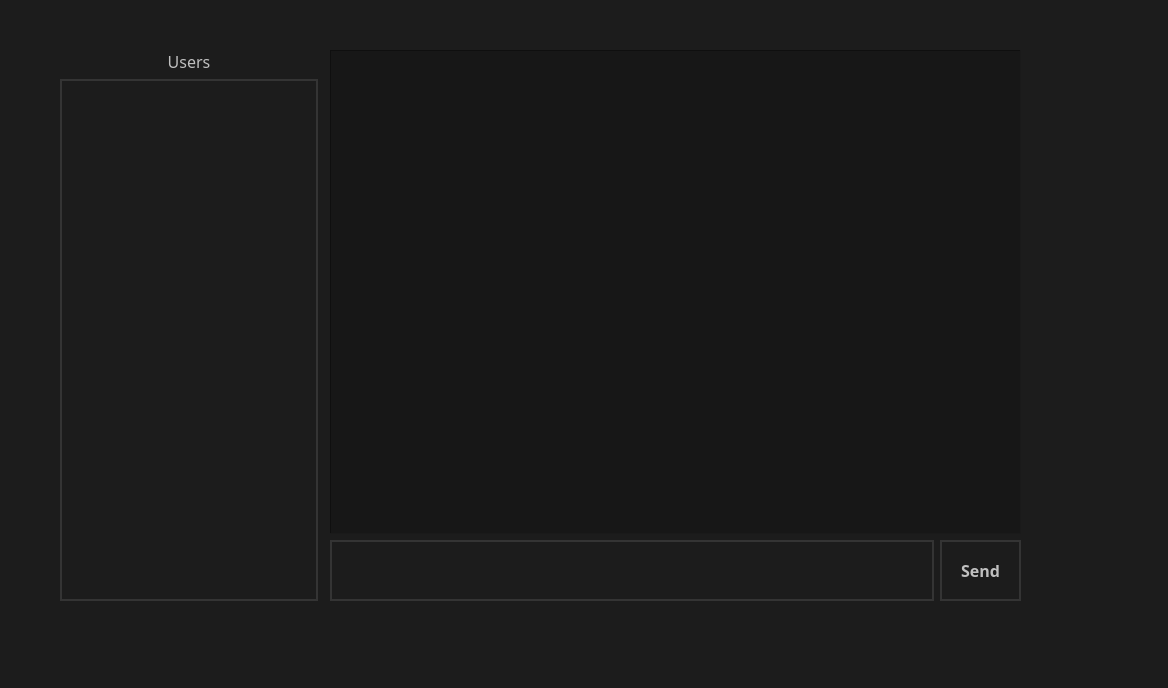
HyperDarkmoon/TVEmpire, file chatbox.ui: the form before one commit.
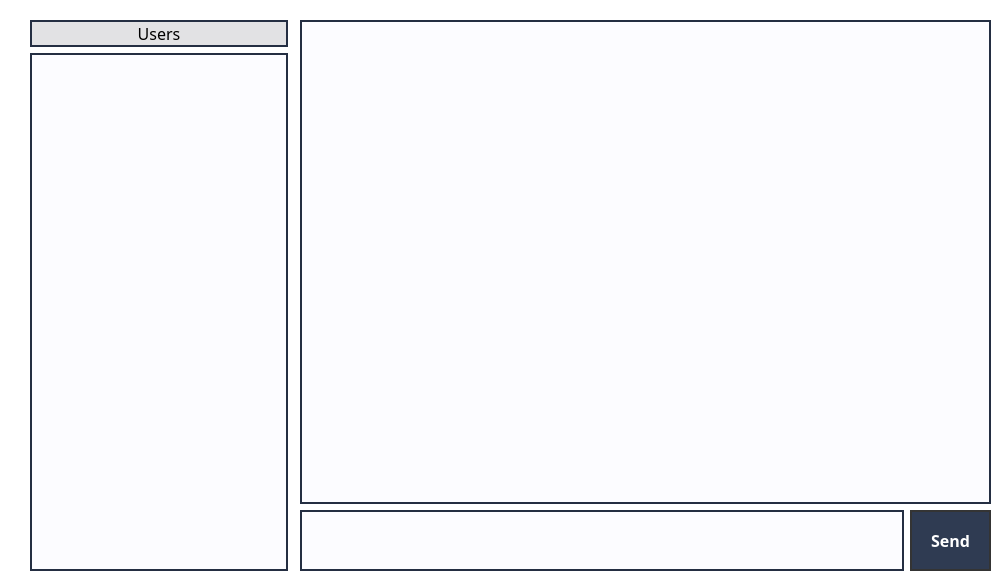
The form after the commit.

```diff
--- a/chatbox.ui
+++ b/chatbox.ui
@@ -6,21 +6,21 @@
    <rect>
     <x>0</x>
     <y>0</y>
-    <width>1168</width>
-    <height>688</height>
+    <width>1003</width>
+    <height>578</height>
    </rect>
   </property>
   <property name="windowTitle">
    <string>Form</string>
   </property>
   <property name="styleSheet">
-   <string notr="true">background: rgb(28, 28, 28);</string>
+   <string notr="true">#ChatBox{background:white;}</string>
   </property>
   <widget class="QWidget" name="CentralWidget" native="true">
    <property name="geometry">
     <rect>
-     <x>60</x>
-     <y>50</y>
+     <x>30</x>
+     <y>20</y>
      <width>961</width>
      <height>551</height>
     </rect>
@@ -54,7 +54,14 @@
         </font>
        </property>
        <property name="styleSheet">
-        <string notr="true">color: silver;</string>
+        <string notr="true">#label_2 {
+    background-color: #E2E2E4; /* Background color set to E0E0E1 */
+    color: SOLID BLACK; /* Text color */
+    border-width: 2px;
+    border-style: solid;
+    border-color: #242E42; /* Border color */
+}
+</string>
        </property>
        <property name="text">
         <string>Users</string>
@@ -73,11 +80,14 @@
         </size>
        </property>
        <property name="styleSheet">
-        <string notr="true">color: silver;
-border-width: 2px;
-border-style: solid;
-border-color: rgb(52, 52, 52);
-padding: 2px;</string>
+        <string notr="true">#Users_2 {
+    background-color: #FCFCFF; /* White background */
+    border-width: 2px;
+    border-style: solid;
+    border-color: #242E42;
+    padding: 2px;
+}
+</string>
        </property>
        <property name="frameShape">
         <enum>QFrame::Panel</enum>
@@ -99,7 +109,15 @@
      <item>
       <widget class="QListWidget" name="Chat">
        <property name="styleSheet">
-        <string notr="true">background-color: rgb(23, 23, 23)</string>
+        <string notr="true">
+
+#Chat {
+    background-color: #FCFCFF; /* Background color for #chat */
+    border-width: 2px;
+    border-style: solid;
+    border-color: #242E42; /* Same border color as other elements */
+}
+</string>
        </property>
        <property name="frameShape">
         <enum>QFrame::Panel</enum>
@@ -144,12 +162,14 @@
           </font>
          </property>
          <property name="styleSheet">
-          <string notr="true">color: silver;
+          <string notr="true">
+background-color:#FCFCFF;
+color: #242E42;
 selection-color: none;
 
 border-width: 2px;
 border-style: solid;
-border-color: rgb(52, 52, 52);
+border-color: #242E42;
 padding: 2px;</string>
          </property>
          <property name="frameShape">
@@ -197,7 +217,8 @@
          </property>
          <property name="styleSheet">
           <string notr="true">QPushButton{
-color: silver;
+background-color:#2F3B52;
+color:  white;
 border-width: 2px;
 border-style: solid;
 border-color: rgb(52, 52, 52);
```
